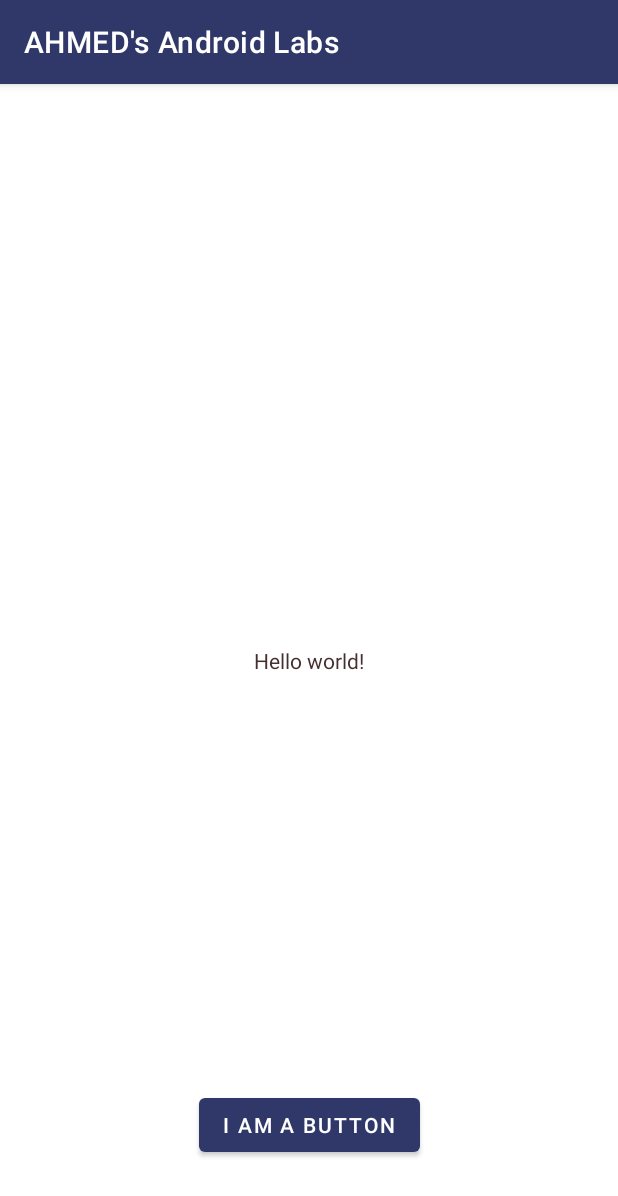
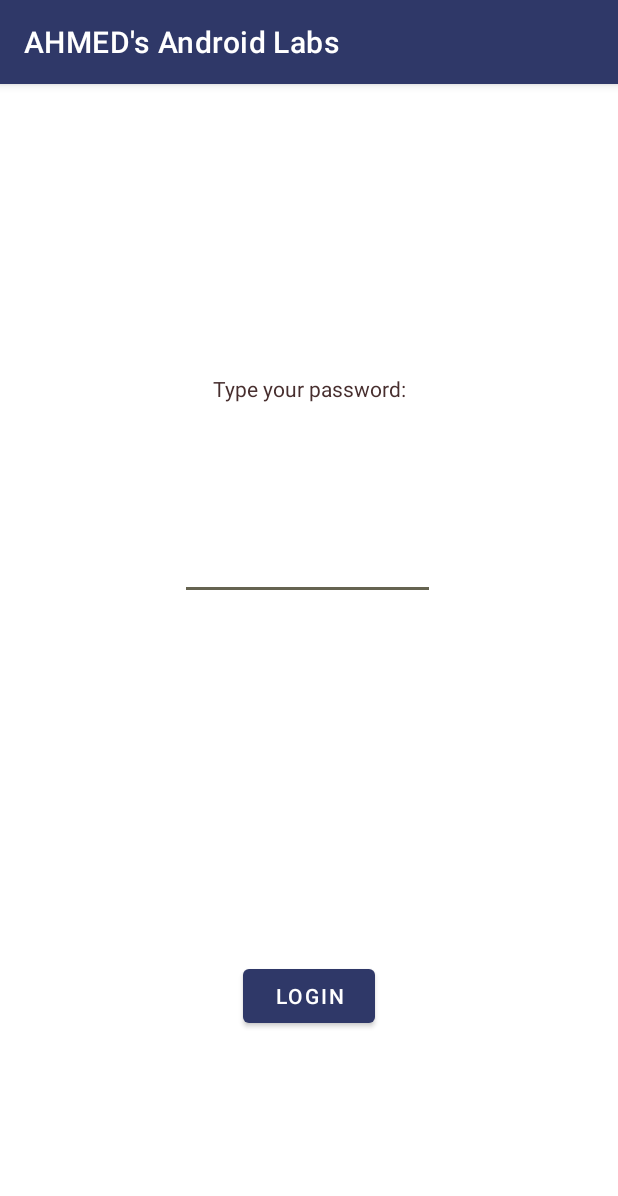
Before and after one commit to oiiin/Android-dev, an Android app: the screen it shows after launch (MainActivity), on a phone screen of 412 x 824 dp. Shown: the top 1196 px of the screen. Run offline under Robolectric (Android 15) with nearby library versions, the phone set to English and light mode, and no system bars.

Commit message:
Finished Week6

```diff
--- a/app/src/main/res/layout/activity_main.xml
+++ b/app/src/main/res/layout/activity_main.xml
@@ -8,22 +8,38 @@
 
 
     <TextView
+        android:id="@+id/textView"
         android:layout_width="wrap_content"
         android:layout_height="wrap_content"
-        android:text="@string/hello_message"
+        android:text="Type your password:"
         app:layout_constraintBottom_toBottomOf="parent"
         app:layout_constraintEnd_toEndOf="parent"
         app:layout_constraintStart_toStartOf="parent"
-        app:layout_constraintTop_toTopOf="parent" />
+        app:layout_constraintTop_toTopOf="parent"
+        app:layout_constraintVertical_bias="0.258" />
+
+    <EditText
+        android:id="@+id/editText"
+        android:layout_width="170dp"
+        android:layout_height="45dp"
+        android:layout_marginTop="32dp"
+        android:gravity="center"
+        android:inputType="textPassword"
+        app:layout_constraintBottom_toTopOf="@+id/button"
+        app:layout_constraintEnd_toEndOf="parent"
+        app:layout_constraintHorizontal_bias="0.497"
+        app:layout_constraintStart_toStartOf="parent"
+        app:layout_constraintTop_toBottomOf="@+id/textView"
+        app:layout_constraintVertical_bias="0.183" />
 
     <Button
+        android:id="@+id/button"
         android:layout_width="wrap_content"
         android:layout_height="wrap_content"
-        android:layout_marginBottom="50dp"
-        android:text="@string/button_message"
+        android:layout_marginBottom="136dp"
+        android:text="LOGIN"
         app:layout_constraintBottom_toBottomOf="parent"
         app:layout_constraintEnd_toEndOf="parent"
-        app:layout_constraintHorizontal_bias="0.5"
         app:layout_constraintStart_toStartOf="parent" />
 
 </androidx.constraintlayout.widget.ConstraintLayout>
```
Also changed, not shown: app/src/main/java/algonquin/cst2335/ouni0002/MainActivity.java (+118 -1 lines).
